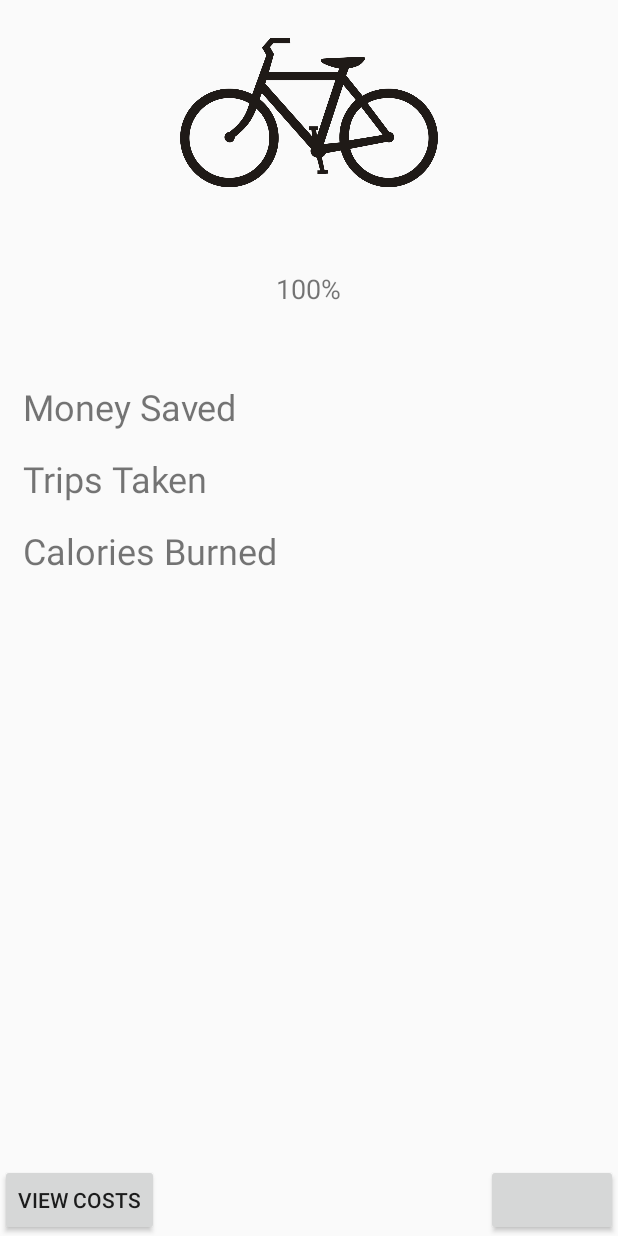
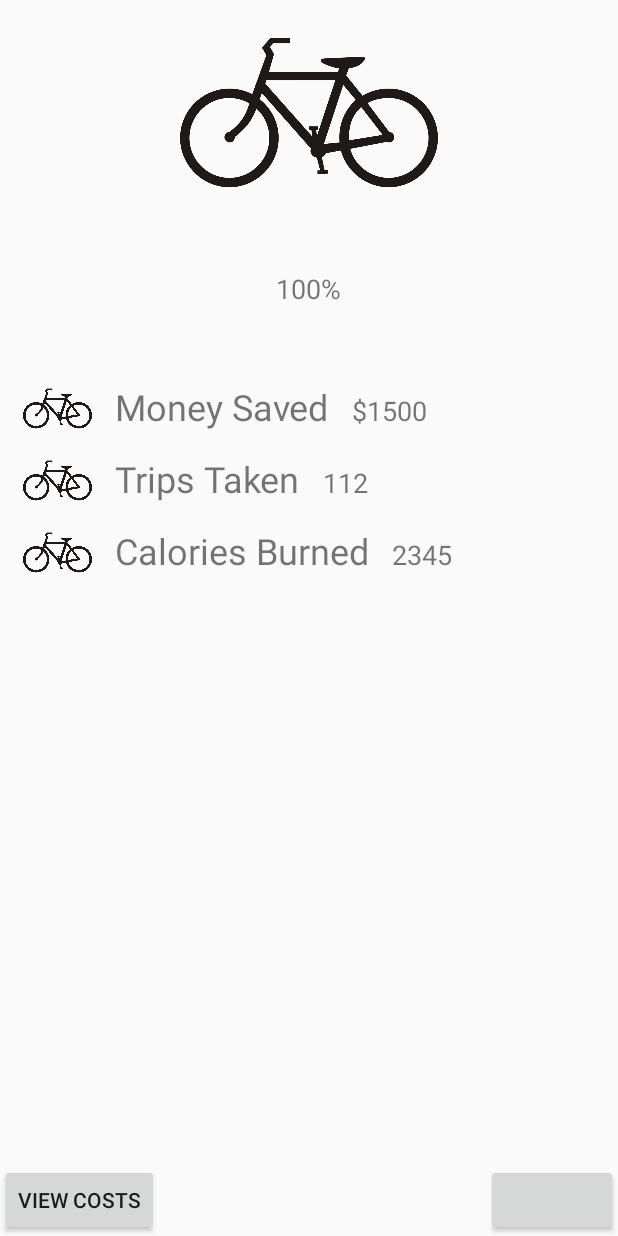
Before and after one commit to russell-knight/cycle-save, an Android app: the HomeActivity screen opened directly, with no data from a screen before it, on a phone screen of 412 x 824 dp. Run offline under Robolectric (Android 15) with nearby library versions, the light colour scheme and no system bars.

Commit message:
Logical grouping of categories on Home Activity

```diff
--- a/app/src/main/java/android/example/cyclesave/CostsActivity.java
+++ /dev/null
@@ -1,6 +0,0 @@
-package android.example.cyclesave;
-
-import android.app.Activity;
-
-public class CostsActivity extends Activity {
-}
--- /dev/null
+++ b/app/src/main/java/android/example/cyclesave/CostsActivity.kt
@@ -0,0 +1,7 @@
+package android.example.cyclesave;
+
+import androidx.appcompat.app.AppCompatActivity
+
+class CostsActivity : AppCompatActivity() {
+
+}
--- a/app/src/main/res/layout/activity_costs.xml
+++ b/app/src/main/res/layout/activity_costs.xml
@@ -1,6 +1,17 @@
 <?xml version="1.0" encoding="utf-8"?>
 <androidx.constraintlayout.widget.ConstraintLayout
-    xmlns:android="http://schemas.android.com/apk/res/android" android:layout_width="match_parent"
+    xmlns:android="http://schemas.android.com/apk/res/android"
+    xmlns:tools="http://schemas.android.com/tools"
+    android:layout_width="match_parent"
     android:layout_height="match_parent">
 
+    <TextView
+        android:id="@+id/cycling_costs_title"
+        android:layout_width="wrap_content"
+        android:layout_height="wrap_content"
+        android:text="Cycling Costs"
+        android:textAlignment="center"
+        android:textSize="32sp"
+        tools:layout_editor_absoluteX="108dp"
+        tools:layout_editor_absoluteY="49dp" />
 </androidx.constraintlayout.widget.ConstraintLayout>
--- a/app/src/main/res/layout/activity_home.xml
+++ b/app/src/main/res/layout/activity_home.xml
@@ -17,7 +17,6 @@
             android:layout_marginBottom="30dp"
             android:contentDescription="@string/bicycle_icon_desc"
             android:src="@drawable/bicycle_icon" />
-
         <TextView
             android:layout_width="wrap_content"
             android:layout_height="wrap_content"
@@ -25,30 +24,88 @@
             android:layout_marginBottom="50dp"
             android:text="100%"
             android:textSize="18sp" />
+        <LinearLayout
+            android:layout_width="match_parent"
+            android:layout_height="wrap_content"
+            android:orientation="horizontal"
+            android:paddingStart="15dp"
+            android:paddingEnd="15dp">
+
+            <ImageView
+                android:layout_width="46dp"
+                android:layout_height="35dp"
+                android:src="@drawable/bicycle_icon" />
             <TextView
-            android:layout_width="match_parent"
+                android:layout_width="wrap_content"
                 android:layout_height="wrap_content"
                 android:paddingStart="15dp"
                 android:paddingEnd="15dp"
                 android:layout_marginBottom="15dp"
                 android:text="Money Saved"
-            android:textSize="24sp"/>
+                android:textSize="24sp" />
+
             <TextView
+                android:layout_width="wrap_content"
+                android:layout_height="wrap_content"
+                android:text="$1500"
+                android:textAlignment="textStart"
+                android:textSize="18sp" />
+        </LinearLayout>
+        <LinearLayout
             android:layout_width="match_parent"
+            android:layout_height="wrap_content"
+            android:orientation="horizontal"
+            android:paddingStart="15dp"
+            android:paddingEnd="15dp">
+
+            <ImageView
+                android:layout_width="46dp"
+                android:layout_height="35dp"
+                android:src="@drawable/bicycle_icon" />
+            <TextView
+                android:layout_width="wrap_content"
                 android:layout_height="wrap_content"
                 android:paddingStart="15dp"
                 android:paddingEnd="15dp"
                 android:layout_marginBottom="15dp"
                 android:text="Trips Taken"
-            android:textSize="24sp"/>
+                android:textSize="24sp" />
+
             <TextView
+                android:layout_width="wrap_content"
+                android:layout_height="wrap_content"
+                android:text="112"
+                android:textAlignment="textStart"
+                android:textSize="18sp" />
+        </LinearLayout>
+        <LinearLayout
             android:layout_width="match_parent"
+            android:layout_height="wrap_content"
+            android:orientation="horizontal"
+            android:paddingStart="15dp"
+            android:paddingEnd="15dp">
+
+            <ImageView
+                android:layout_width="46dp"
+                android:layout_height="35dp"
+                android:src="@drawable/bicycle_icon" />
+            <TextView
+                android:layout_width="wrap_content"
                 android:layout_height="wrap_content"
                 android:paddingStart="15dp"
                 android:paddingEnd="15dp"
                 android:layout_marginBottom="15dp"
                 android:text="Calories Burned"
-            android:textSize="24sp"/>
+                android:textSize="24sp" />
+
+            <TextView
+                android:layout_width="wrap_content"
+                android:layout_height="wrap_content"
+                android:text="2345"
+                android:textAlignment="textStart"
+                android:textSize="18sp" />
+        </LinearLayout>
+
 
     </LinearLayout>
     <RelativeLayout
```
Lines whose indentation alone changed are shown as unchanged.
